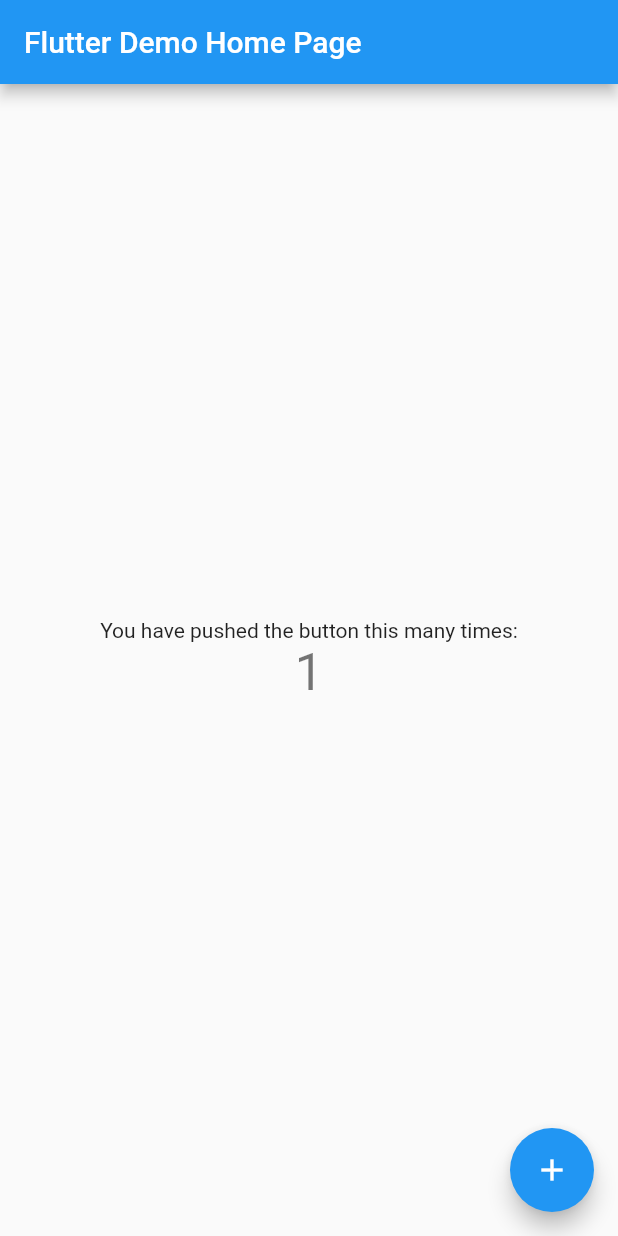
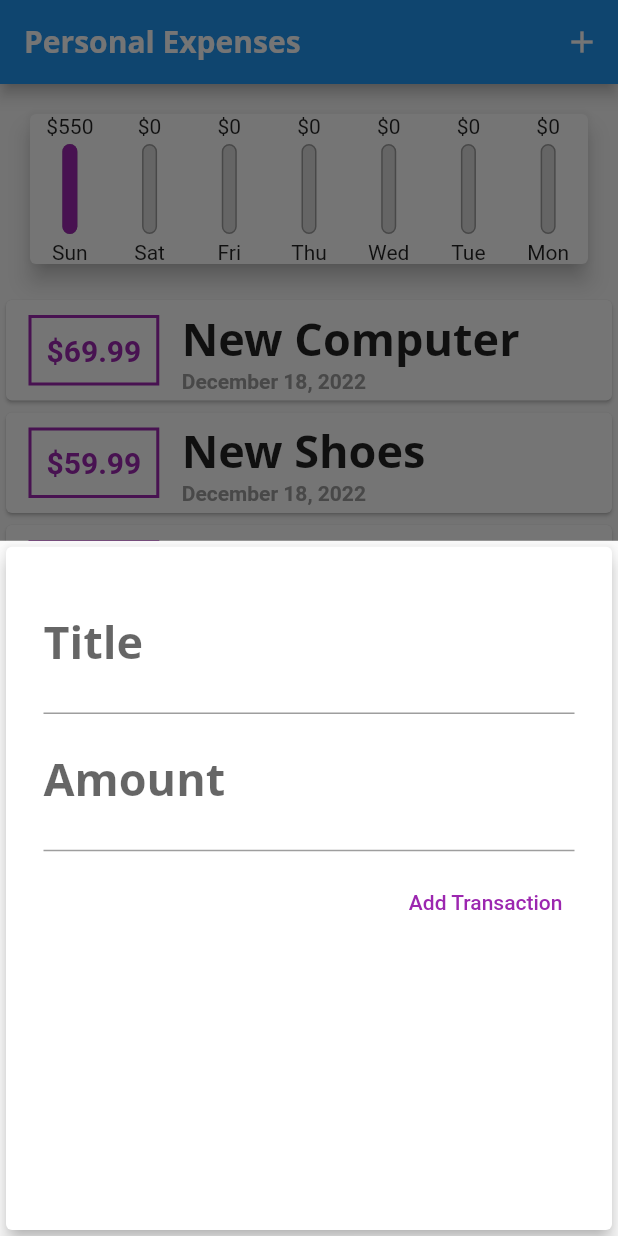
Before and after one commit to Jerasin/flutter_personal_expense_app, a Flutter app: the screen it shows after launch, after a tap on the "add" icon, on a phone screen of 412 x 824 dp. Run offline on Flutter 3.47's test engine with Material 2 defaults, Android fonts, the phone set to English and light mode, and no system bars; Roboto replaces fonts that are missing (Open Sans).

Commit message:
session:73

```diff
--- a/lib/main.dart
+++ b/lib/main.dart
@@ -1,115 +1,130 @@
+import 'package:flutter/gestures.dart';
 import 'package:flutter/material.dart';
+import './widgets/user_transaction.dart';
+import './widgets/status_card.dart';
+import './models/transaction.dart';
+import './widgets/form_transaction.dart';
+import './widgets/personal_card_list.dart';
+import './widgets/chart.dart';
 
-void main() {
-  runApp(const MyApp());
-}
-
-class MyApp extends StatelessWidget {
-  const MyApp({Key? key}) : super(key: key);
-
-  // This widget is the root of your application.
-  @override
-  Widget build(BuildContext context) {
-    return MaterialApp(
-      title: 'Flutter Demo',
-      theme: ThemeData(
-        // This is the theme of your application.
-        //
-        // Try running your application with "flutter run". You'll see the
-        // application has a blue toolbar. Then, without quitting the app, try
-        // changing the primarySwatch below to Colors.green and then invoke
-        // "hot reload" (press "r" in the console where you ran "flutter run",
-        // or simply save your changes to "hot reload" in a Flutter IDE).
-        // Notice that the counter didn't reset back to zero; the application
-        // is not restarted.
-        primarySwatch: Colors.blue,
-      ),
-      home: const MyHomePage(title: 'Flutter Demo Home Page'),
-    );
-  }
-}
+void main() => {
+      runApp(MaterialApp(
+        title: 'Personal Expenses1',
+        theme: ThemeData(
+          primarySwatch: Colors.purple,
+          colorScheme:
+              ColorScheme.fromSwatch().copyWith(secondary: Colors.yellow),
+          fontFamily: 'Quicksand',
+          textTheme: ThemeData.light().textTheme.copyWith(
+                  titleMedium: const TextStyle(
+                fontFamily: 'Open Sans',
+                fontSize: 30,
+                fontWeight: FontWeight.bold,
+              )),
+          appBarTheme: const AppBarTheme(
+              titleTextStyle: TextStyle(
+            fontFamily: 'Open Sans',
+            fontSize: 20,
+            fontWeight: FontWeight.bold,
+          )),
+        ),
+        home: MyHomePage(),
+      ))
+    };
 
 class MyHomePage extends StatefulWidget {
-  const MyHomePage({Key? key, required this.title}) : super(key: key);
-
-  // This widget is the home page of your application. It is stateful, meaning
-  // that it has a State object (defined below) that contains fields that affect
-  // how it looks.
-
-  // This class is the configuration for the state. It holds the values (in this
-  // case the title) provided by the parent (in this case the App widget) and
-  // used by the build method of the State. Fields in a Widget subclass are
-  // always marked "final".
-
-  final String title;
+  const MyHomePage({Key? key}) : super(key: key);
 
   @override
   State<MyHomePage> createState() => _MyHomePageState();
 }
 
 class _MyHomePageState extends State<MyHomePage> {
-  int _counter = 0;
+  final List<Transaction> _userTransactions = [
+    Transaction(
+        id: "t1", title: "New Computer", amount: 69.99, date: DateTime.now()),
+    Transaction(
+        id: "t2", title: "New Shoes", amount: 59.99, date: DateTime.now()),
+    Transaction(
+        id: "t3", title: "New Game", amount: 59.99, date: DateTime.now()),
+    Transaction(
+        id: "t4", title: "New Telephone", amount: 59.99, date: DateTime.now()),
+    Transaction(
+        id: "t5", title: "New Airpod", amount: 59.99, date: DateTime.now()),
+    Transaction(
+        id: "t6", title: "New Iphone", amount: 59.99, date: DateTime.now()),
+    Transaction(
+        id: "t7", title: "New Car", amount: 59.99, date: DateTime.now()),
+    Transaction(
+        id: "t8", title: "New Home", amount: 59.99, date: DateTime.now()),
+    Transaction(
+        id: "t2", title: "New T-Shirt", amount: 59.99, date: DateTime.now()),
+  ];
 
-  void _incrementCounter() {
+  List<Transaction> get _recentTransactions {
+    return _userTransactions.where((tx) {
+      return tx.date.isAfter(DateTime.now().subtract(const Duration(days: 7)));
+    }).toList();
+  }
+
+  void _addTransaction(
+      {required String id,
+      required String title,
+      required double amount,
+      required DateTime date}) {
+    var newTransaction =
+        Transaction(id: id, title: title, amount: amount, date: date);
     setState(() {
-      // This call to setState tells the Flutter framework that something has
-      // changed in this State, which causes it to rerun the build method below
-      // so that the display can reflect the updated values. If we changed
-      // _counter without calling setState(), then the build method would not be
-      // called again, and so nothing would appear to happen.
-      _counter++;
+      _userTransactions.add(newTransaction);
     });
+  }
+
+  void _startAddNewTransaction(BuildContext context) {
+    showModalBottomSheet(
+        context: context,
+        builder: (_) {
+          return GestureDetector(
+            onTap: () {},
+            child: FormTransaction(fn: _addTransaction),
+            behavior: HitTestBehavior.opaque,
+          );
+        });
   }
 
   @override
   Widget build(BuildContext context) {
-    // This method is rerun every time setState is called, for instance as done
-    // by the _incrementCounter method above.
-    //
-    // The Flutter framework has been optimized to make rerunning build methods
-    // fast, so that you can just rebuild anything that needs updating rather
-    // than having to individually change instances of widgets.
     return Scaffold(
       appBar: AppBar(
-        // Here we take the value from the MyHomePage object that was created by
-        // the App.build method, and use it to set our appbar title.
-        title: Text(widget.title),
+        title: const Text(
+          'Personal Expenses',
+        ),
+        actions: <Widget>[
+          IconButton(
+              onPressed: () => _startAddNewTransaction(context),
+              icon: Icon(Icons.add)),
+        ],
       ),
-      body: Center(
-        // Center is a layout widget. It takes a single child and positions it
-        // in the middle of the parent.
+      body: SingleChildScrollView(
         child: Column(
-          // Column is also a layout widget. It takes a list of children and
-          // arranges them vertically. By default, it sizes itself to fit its
-          // children horizontally, and tries to be as tall as its parent.
-          //
-          // Invoke "debug painting" (press "p" in the console, choose the
-          // "Toggle Debug Paint" action from the Flutter Inspector in Android
-          // Studio, or the "Toggle Debug Paint" command in Visual Studio Code)
-          // to see the wireframe for each widget.
-          //
-          // Column has various properties to control how it sizes itself and
-          // how it positions its children. Here we use mainAxisAlignment to
-          // center the children vertically; the main axis here is the vertical
-          // axis because Columns are vertical (the cross axis would be
-          // horizontal).
-          mainAxisAlignment: MainAxisAlignment.center,
-          children: <Widget>[
-            const Text(
-              'You have pushed the button this many times:',
-            ),
-            Text(
-              '$_counter',
-              style: Theme.of(context).textTheme.headline4,
-            ),
-          ],
+            // แกน Y
+            // mainAxisAlignment: MainAxisAlignment.spaceAround,
+            // แกน X
+            crossAxisAlignment: CrossAxisAlignment.stretch,
+            children: <Widget>[
+              Chart(recentTransaction: _recentTransactions),
+              PersonalCardList(
+                transactions: _userTransactions,
+              ),
+            ]),
+      ),
+      floatingActionButtonLocation: FloatingActionButtonLocation.centerDocked,
+      floatingActionButton: Container(
+        margin: const EdgeInsets.only(bottom: 10),
+        child: FloatingActionButton(
+          onPressed: () => _startAddNewTransaction(context),
+          child: const Icon(Icons.add),
         ),
       ),
-      floatingActionButton: FloatingActionButton(
-        onPressed: _incrementCounter,
-        tooltip: 'Increment',
-        child: const Icon(Icons.add),
-      ), // This trailing comma makes auto-formatting nicer for build methods.
     );
   }
 }
--- /dev/null
+++ b/lib/models/transaction.dart
@@ -0,0 +1,12 @@
+class Transaction {
+  String id;
+  String title;
+  double amount;
+  DateTime date;
+
+  Transaction(
+      {required this.amount,
+      required this.id,
+      required this.date,
+      required this.title});
+}
--- /dev/null
+++ b/lib/widgets/chart.dart
@@ -0,0 +1,58 @@
+import 'package:flutter/material.dart';
+import 'package:intl/intl.dart';
+import 'package:personal_expense_app/models/transaction.dart';
+import './chart_bar.dart';
+
+class Chart extends StatelessWidget {
+  const Chart({Key? key, required this.recentTransaction}) : super(key: key);
+
+  final List<Transaction> recentTransaction;
+
+  List<Map<String, dynamic>> get groupedTransactionValues {
+    return List.generate(7, (index) {
+      final weekDay = DateTime.now().subtract(Duration(days: index));
+      var totalSum = 0.0;
+
+      print('this is weekDay = $weekDay');
+
+      for (int i = 0; i < recentTransaction.length; i++) {
+        // print('this is test = $weekDay.day');
+        if (recentTransaction[i].date.day == weekDay.day &&
+            recentTransaction[i].date.month == weekDay.month &&
+            recentTransaction[i].date.year == weekDay.year) {
+          totalSum += recentTransaction[i].amount;
+        }
+      }
+
+      return {
+        'day': DateFormat.E().format(weekDay),
+        'day1': DateFormat.yMMMMd().format(weekDay),
+        'amount': totalSum,
+      };
+    });
+  }
+
+  double get totalSpending {
+    return groupedTransactionValues.fold(
+        0.0, (previousValue, element) => previousValue + element['amount']);
+  }
+
+  @override
+  Widget build(BuildContext context) {
+    print(groupedTransactionValues);
+    return Card(
+      elevation: 6,
+      margin: const EdgeInsets.all(20),
+      child: Row(
+        mainAxisAlignment: MainAxisAlignment.spaceAround,
+        children: groupedTransactionValues
+            .map((e) => ChartBar(
+                label: e['day'],
+                spendingAmount: e['amount'],
+                spendingPctOfTotal:
+                    totalSpending == 0.0 ? 0.0 : e['amount'] / totalSpending))
+            .toList(),
+      ),
+    );
+  }
+}
--- /dev/null
+++ b/lib/widgets/chart_bar.dart
@@ -0,0 +1,53 @@
+import 'package:flutter/material.dart';
+
+class ChartBar extends StatelessWidget {
+  const ChartBar(
+      {Key? key,
+      required this.label,
+      required this.spendingAmount,
+      required this.spendingPctOfTotal})
+      : super(key: key);
+
+  final String label;
+  final double spendingAmount;
+  final double spendingPctOfTotal;
+
+  @override
+  Widget build(BuildContext context) {
+    return Expanded(
+      child: Column(
+        children: <Widget>[
+          Text('\$${spendingAmount.toStringAsFixed(0)}'),
+          const SizedBox(
+            height: 4,
+          ),
+          Container(
+            height: 60,
+            width: 10,
+            child: Stack(children: <Widget>[
+              Container(
+                decoration: BoxDecoration(
+                    border: Border.all(color: Colors.grey, width: 1),
+                    color: Color.fromRGBO(220, 220, 220, 1),
+                    borderRadius: BorderRadius.circular(10)),
+              ),
+              FractionallySizedBox(
+                heightFactor: spendingPctOfTotal,
+                child: Container(
+                  decoration: BoxDecoration(
+                      // border: Border.all(color: Colors.grey, width: 1),
+                      color: Theme.of(context).primaryColor,
+                      borderRadius: BorderRadius.circular(10)),
+                ),
+              )
+            ]),
+          ),
+          const SizedBox(
+            height: 4,
+          ),
+          Text(label)
+        ],
+      ),
+    );
+  }
+}
--- /dev/null
+++ b/lib/widgets/form_transaction.dart
@@ -0,0 +1,67 @@
+import 'package:flutter/material.dart';
+
+class FormTransaction extends StatefulWidget {
+  final Function fn;
+  const FormTransaction({Key? key, required this.fn}) : super(key: key);
+
+  @override
+  State<FormTransaction> createState() => _FormTransactionState();
+}
+
+class _FormTransactionState extends State<FormTransaction> {
+  final _titleController = TextEditingController();
+  final _amountController = TextEditingController();
+
+  void submitForm() {
+    const generateId = 3;
+    final enteredTitle = _titleController.text;
+    final enteredAmount = _amountController.text;
+
+    if (enteredTitle.isEmpty || enteredAmount.isEmpty) {
+      return;
+    }
+    widget.fn(
+        id: 't$generateId',
+        title: enteredTitle,
+        amount: double.parse(enteredAmount),
+        date: DateTime.now());
+
+    Navigator.of(context).pop();
+  }
+
+  @override
+  Widget build(BuildContext context) {
+    return Card(
+      elevation: 5,
+      child: Container(
+        padding: const EdgeInsets.all(10),
+        margin: const EdgeInsets.symmetric(vertical: 10, horizontal: 15),
+        child: Column(
+          crossAxisAlignment: CrossAxisAlignment.end,
+          children: <Widget>[
+            TextField(
+              decoration: InputDecoration(labelText: 'Title'),
+              controller: _titleController,
+              onSubmitted: (_) => submitForm(),
+            ),
+            TextField(
+              decoration: InputDecoration(labelText: 'Amount'),
+              controller: _amountController,
+              keyboardType: TextInputType.number,
+              onSubmitted: (_) => submitForm(),
+            ),
+            const SizedBox(
+              height: 10,
+            ),
+            TextButton(
+                onPressed: () => submitForm(),
+                child: const Text(
+                  'Add Transaction',
+                  style: TextStyle(color: Colors.purple),
+                ))
+          ],
+        ),
+      ),
+    );
+  }
+}
--- /dev/null
+++ b/lib/widgets/personal_card.dart
@@ -0,0 +1,50 @@
+import 'dart:ui';
+import 'package:intl/intl.dart';
+import 'package:flutter/material.dart';
+
+class PersonalCard extends StatelessWidget {
+  final double amount;
+  final String title;
+  final DateTime date;
+  const PersonalCard(
+      {Key? key, required this.amount, required this.date, required this.title})
+      : super(key: key);
+
+  @override
+  Widget build(BuildContext context) {
+    return Card(
+      child: Row(children: <Widget>[
+        Container(
+          margin: const EdgeInsets.symmetric(vertical: 10, horizontal: 15),
+          decoration: BoxDecoration(
+              border:
+                  Border.all(color: Theme.of(context).primaryColor, width: 2)),
+          padding: const EdgeInsets.all(10),
+          child: Text(
+            '\$${amount.toStringAsFixed(2)}',
+            style: TextStyle(
+                fontWeight: FontWeight.bold,
+                fontSize: 20,
+                color: Theme.of(context).primaryColor),
+          ),
+        ),
+        Column(
+          crossAxisAlignment: CrossAxisAlignment.start,
+          children: [
+            Text(
+              title,
+              style: Theme.of(context).textTheme.titleMedium,
+            ),
+            Text(
+              DateFormat.yMMMMd().format(date),
+              style: const TextStyle(
+                  fontWeight: FontWeight.bold,
+                  // fontSize: 20,
+                  color: Colors.grey),
+            )
+          ],
+        )
+      ]),
+    );
+  }
+}
--- /dev/null
+++ b/lib/widgets/personal_card_list.dart
@@ -0,0 +1,51 @@
+import 'package:flutter/material.dart';
+import '../models/transaction.dart';
+import './personal_card.dart';
+
+class PersonalCardList extends StatelessWidget {
+  final List<Transaction> transactions;
+  const PersonalCardList({Key? key, required this.transactions})
+      : super(key: key);
+
+  @override
+  Widget build(BuildContext context) {
+    return Container(
+        height: 300,
+        // ListView ใช้กับ List ที่มีขนาดที่แน่นอน
+        // ListView builder ใช้กับ List ที่มีขนาดที่ไม่แน่นอน
+        child: transactions.isEmpty
+            ? Column(
+                mainAxisAlignment: MainAxisAlignment.center,
+                children: [
+                  Text(
+                    'No Transaction added yet!',
+                    style: Theme.of(context).textTheme.titleMedium,
+                  ),
+                  SizedBox(
+                    height: 10,
+                  ),
+                  Container(
+                      height: 200,
+                      child: Image.asset('assets/images/waiting.png',
+                          fit: BoxFit.cover))
+                ],
+              )
+            : ListView.builder(
+                itemBuilder: ((context, index) {
+                  return PersonalCard(
+                    amount: transactions[index].amount,
+                    date: transactions[index].date,
+                    title: transactions[index].title,
+                  );
+                }),
+                itemCount: transactions.length,
+                // children: transactions
+                //     .map((e) => PersonalCard(
+                //           amount: e.amount,
+                //           date: e.date,
+                //           title: e.title,
+                //         ))
+                //     .toList()),
+              ));
+  }
+}
--- /dev/null
+++ b/lib/widgets/status_card.dart
@@ -0,0 +1,23 @@
+import 'package:flutter/material.dart';
+
+class StatusCard extends StatelessWidget {
+  const StatusCard({Key? key}) : super(key: key);
+
+  @override
+  Widget build(BuildContext context) {
+    return Container(
+        color: Colors.pink,
+        height: 60,
+        padding: const EdgeInsets.all(10),
+        child: Row(
+          // mainAxisAlignment: MainAxisAlignment.spaceBetween,
+          children: [
+            Text('Test:'),
+            SizedBox(
+              width: 10,
+            ),
+            Text('555'),
+          ],
+        ));
+  }
+}
--- /dev/null
+++ b/lib/widgets/user_transaction.dart
@@ -0,0 +1,59 @@
+import 'package:flutter/material.dart';
+import 'form_transaction.dart';
+import './personal_card_list.dart';
+import '../models/transaction.dart';
+
+//! Not used Move To main.dart
+class UserTransaction extends StatefulWidget {
+  const UserTransaction({Key? key}) : super(key: key);
+
+  @override
+  State<UserTransaction> createState() => _UserTransactionState();
+}
+
+class _UserTransactionState extends State<UserTransaction> {
+  final List<Transaction> _userTransactions = [
+    Transaction(
+        id: "t1", title: "New Computer", amount: 69.99, date: DateTime.now()),
+    Transaction(
+        id: "t2", title: "New Shoes", amount: 59.99, date: DateTime.now()),
+    Transaction(
+        id: "t3", title: "New Game", amount: 59.99, date: DateTime.now()),
+    Transaction(
+        id: "t4", title: "New Telephone", amount: 59.99, date: DateTime.now()),
+    Transaction(
+        id: "t5", title: "New Airpod", amount: 59.99, date: DateTime.now()),
+    Transaction(
+        id: "t6", title: "New Iphone", amount: 59.99, date: DateTime.now()),
+    Transaction(
+        id: "t7", title: "New Car", amount: 59.99, date: DateTime.now()),
+    Transaction(
+        id: "t8", title: "New Home", amount: 59.99, date: DateTime.now()),
+    Transaction(
+        id: "t2", title: "New T-Shirt", amount: 59.99, date: DateTime.now()),
+  ];
+
+  void addTransaction(
+      {required String id,
+      required String title,
+      required double amount,
+      required DateTime date}) {
+    var newTransaction =
+        Transaction(id: id, title: title, amount: amount, date: date);
+    setState(() {
+      _userTransactions.add(newTransaction);
+    });
+  }
+
+  @override
+  Widget build(BuildContext context) {
+    return Column(
+      children: <Widget>[
+        FormTransaction(fn: addTransaction),
+        PersonalCardList(
+          transactions: _userTransactions,
+        ),
+      ],
+    );
+  }
+}
```
Also changed, not shown: pubspec.yaml (+33 -29 lines), assets/fonts/OpenSans-Bold.ttf (added), assets/fonts/OpenSans-Regular.ttf (added), assets/fonts/Quicksand-Bold.ttf (added), assets/fonts/Quicksand-Light.ttf (added), assets/fonts/Quicksand-Medium.ttf (added), assets/fonts/Quicksand-Regular.ttf (added), assets/images/cat.png (added), assets/images/waiting.png (added), pubspec.lock, 2 other files.
